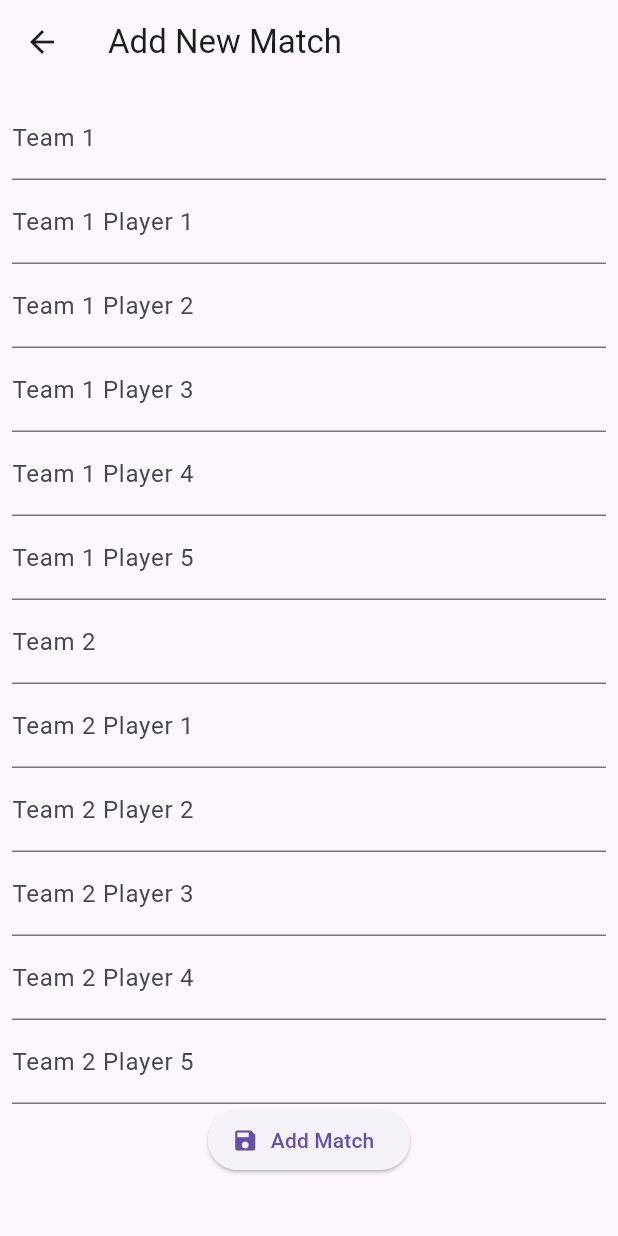
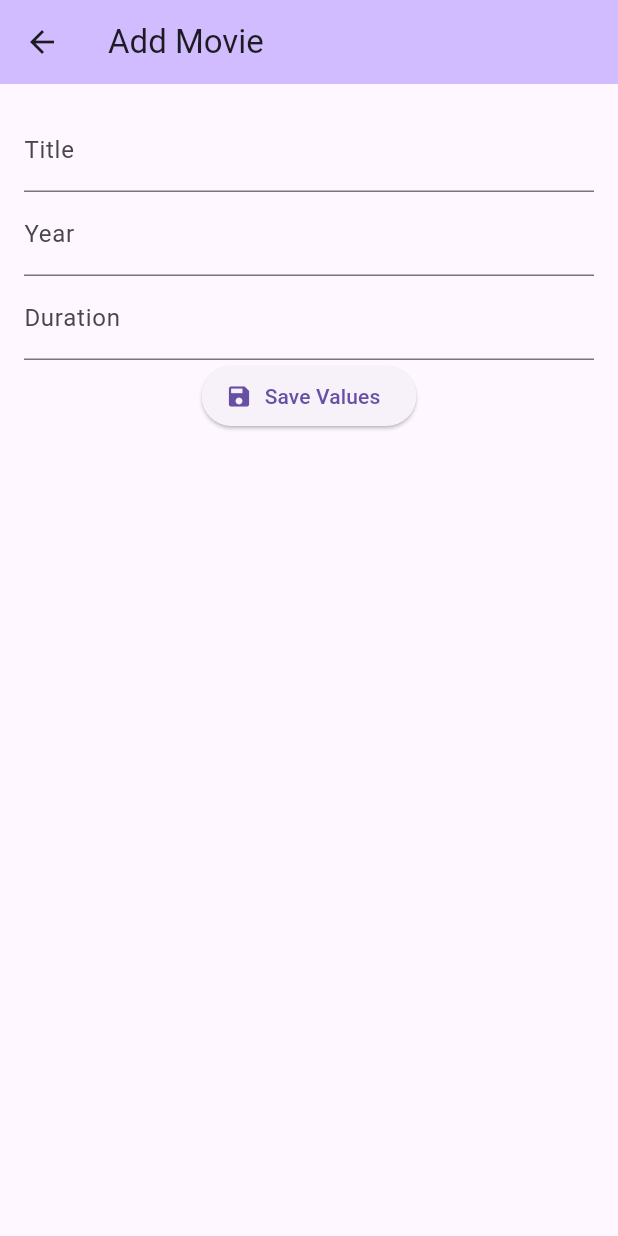
Before and after one commit to aq-doan/Flutter-Cricket, a Flutter app: the screen it shows after launch, after a tap on the "add" icon, on a phone screen of 412 x 824 dp. Run offline on Flutter 3.47's test engine with Material 3 defaults, Android fonts, the phone set to English and light mode, and no system bars; our stand-ins replace cloud_firestore, firebase_core; accounts and stored records are empty; generated files the repository leaves out were written again.

Commit message:
Revert "Dev (#2)" (#3)
This reverts commit 700c18faaf5e02e37724e6d987e71ee0a6495eee.

```diff
--- a/lib/main.dart
+++ b/lib/main.dart
@@ -2,9 +2,8 @@ import 'package:flutter/material.dart';
 import 'package:provider/provider.dart';
 import 'package:firebase_core/firebase_core.dart';
 import 'firebase_options.dart';
-import 'match_details.dart';
-import 'match_add.dart';  // Import the new MatchAdd page
-import 'match.dart';
+import 'movie_details.dart';
+import 'movie.dart';
 
 Future main() async {
   WidgetsFlutterBinding.ensureInitialized();
@@ -22,14 +21,16 @@ class MyApp extends StatelessWidget {
 
   @override
   Widget build(BuildContext context) {
+    //BEGIN: the old MyApp builder from last week
     return ChangeNotifierProvider(
-        create: (context) => MatchModel(),
+        create: (context) => MovieModel(),
         child: MaterialApp(
-            title: 'Cricket Scoring App',
+            title: 'Database Tutorial',
             theme: ThemeData(
               primarySwatch: Colors.blue,
             ),
-            home: const MyHomePage(title: 'Cricket Scoring App')));
+            home: const MyHomePage(title: 'Database Tutorial')));
+    //END: the old MyApp builder from last week
   }
 }
 
@@ -45,50 +46,59 @@ class MyHomePage extends StatefulWidget {
 class _MyHomePageState extends State<MyHomePage> {
   @override
   Widget build(BuildContext context) {
-    return Consumer<MatchModel>(builder: buildScaffold);
+    return Consumer<MovieModel>(builder: buildScaffold);
   }
 
-  Scaffold buildScaffold(BuildContext context, MatchModel matchModel, _) {
+  Scaffold buildScaffold(BuildContext context, MovieModel movieModel, _) {
     return Scaffold(
       appBar: AppBar(
         title: Text(widget.title),
+        //backgroundColor: Theme.of(context).colorScheme.inversePrimary,
       ),
       floatingActionButton: FloatingActionButton(
         child: const Icon(Icons.add),
         onPressed: () {
-          Navigator.push(context,
-              MaterialPageRoute(builder: (context) => const MatchAdd())); // Navigate to MatchAdd page
+          showDialog(
+              context: context,
+              builder: (context) {
+                return const MovieDetails();
+              });
         },
       ),
       body: Center(
         child: Column(
           mainAxisAlignment: MainAxisAlignment.center,
           children: <Widget>[
-            if (matchModel.loading)
+            //YOUR UI HERE
+            if (movieModel.loading)
               const CircularProgressIndicator()
             else
               Expanded(
                 child: ListView.builder(
                   itemBuilder: (_, index) {
-                    var match = matchModel.items[index];
+                    var movie = movieModel.items[index];
+                    var image = movie.image;
                     return Dismissible(
-                      key: Key(match.id),
+                      key: Key(movie.id), // Unique key for this item
                       onDismissed: (direction) {
-                        matchModel.delete(match.id);
+                        // Call the delete function from your MovieModel
+                        movieModel.delete(movie.id);
                       },
                       child: ListTile(
-                        title: Text(match.team1Name),
-                        subtitle: Text("VS ${match.team2Name}"),
+                        title: Text(movie.title),
+                        subtitle:
+                            Text("${movie.year} - ${movie.duration} Minutes"),
+                        leading: image != null ? Image.network(image) : null,
                         onTap: () {
                           Navigator.push(context,
                               MaterialPageRoute(builder: (context) {
-                            return MatchDetails(id: match.id);
+                            return MovieDetails(id: movie.id);
                           }));
                         },
                       ),
                     );
                   },
-                  itemCount: matchModel.items.length,
+                  itemCount: movieModel.items.length,
                 ),
               )
           ],
@@ -98,6 +108,7 @@ class _MyHomePageState extends State<MyHomePage> {
   }
 }
 
+//A little helper widget to avoid runtime errors -- we can't just display a Text() by itself if not inside a MaterialApp, so this workaround does the job
 class FullScreenText extends StatelessWidget {
   final String text;
 
--- a/lib/match.dart
+++ /dev/null
@@ -1,105 +0,0 @@
-import 'package:flutter/material.dart';
-import 'package:cloud_firestore/cloud_firestore.dart';
-
-class Match {
-  late String id;
-  String team1Name;
-  String team2Name;
-  List<String> team1Players;
-  List<String> team2Players;
-  int totalRuns;
-  int wickets;
-  int ballsDelivered;
-  int extras;
-
-  Match({
-    required this.team1Name,
-    required this.team2Name,
-    this.team1Players = const [],
-    this.team2Players = const [],
-    this.totalRuns = 0,
-    this.wickets = 0,
-    this.ballsDelivered = 0,
-    this.extras = 0,
-  });
-
-  Match.fromJson(Map<String, dynamic> json, this.id)
-      : team1Name = json['team1Name'],
-        team2Name = json['team2Name'],
-        team1Players = List<String>.from(json['team1Players'] ?? []),
-        team2Players = List<String>.from(json['team2Players'] ?? []),
-        totalRuns = json['totalRuns'],
-        wickets = json['wickets'],
-        ballsDelivered = json['ballsDelivered'],
-        extras = json['extras'];
-
-  Map<String, dynamic> toJson() => {
-        'team1Name': team1Name,
-        'team2Name': team2Name,
-        'team1Players': team1Players,
-        'team2Players': team2Players,
-        'totalRuns': totalRuns,
-        'wickets': wickets,
-        'ballsDelivered': ballsDelivered,
-        'extras': extras,
-      };
-}
-
-class MatchModel extends ChangeNotifier {
-  final List<Match> items = [];
-  CollectionReference matchesCollection =
-      FirebaseFirestore.instance.collection('matches');
-  bool loading = false;
-
-  MatchModel() {
-    fetch();
-  }
-
-  Future fetch() async {
-    items.clear();
-    loading = true;
-    notifyListeners();
-
-    var querySnapshot = await matchesCollection.orderBy("team1Name").get();
-    for (var doc in querySnapshot.docs) {
-      var match = Match.fromJson(doc.data()! as Map<String, dynamic>, doc.id);
-      items.add(match);
-    }
-
-    loading = false;
-    update();
-  }
-
-  void update() {
-    notifyListeners();
-  }
-
-  Future add(Match item) async {
-    loading = true;
-    update();
-
-    await matchesCollection.add(item.toJson());
-    await fetch();
-  }
-
-  Future updateItem(String id, Match item) async {
-    loading = true;
-    update();
-
-    await matchesCollection.doc(id).set(item.toJson());
-    await fetch();
-  }
-
-  Future delete(String id) async {
-    loading = true;
-    update();
-
-    await matchesCollection.doc(id).delete();
-    await fetch();
-  }
-
-  Match? get(String? id) {
-    if (id == null) return null;
-    return items.firstWhere((match) => match.id == id);
-  }
-}
--- a/lib/match_add.dart
+++ /dev/null
@@ -1,102 +0,0 @@
-import 'package:flutter/material.dart';
-import 'package:provider/provider.dart';
-import 'match.dart';
-
-class MatchAdd extends StatefulWidget {
-  const MatchAdd({Key? key}) : super(key: key);
-
-  @override
-  State<MatchAdd> createState() => _MatchAddState();
-}
-
-class _MatchAddState extends State<MatchAdd> {
-  final _formKey = GlobalKey<FormState>();
-  final team1Controller = TextEditingController();
-  final team2Controller = TextEditingController();
-
-  // Add controllers for each player in the teams
-  final List<TextEditingController> team1PlayersControllers = List.generate(5, (index) => TextEditingController());
-  final List<TextEditingController> team2PlayersControllers = List.generate(5, (index) => TextEditingController());
-
-  @override
-  Widget build(BuildContext context) {
-    return Scaffold(
-      appBar: AppBar(
-        title: const Text("Add New Match"),
-      ),
-      body: SingleChildScrollView(
-        padding: const EdgeInsets.all(8),
-        child: Form(
-          key: _formKey,
-          child: Column(
-            mainAxisAlignment: MainAxisAlignment.start,
-            children: <Widget>[
-              TextFormField(
-                decoration: const InputDecoration(labelText: "Team 1"),
-                controller: team1Controller,
-                validator: (value) {
-                  if (value == null || value.isEmpty) {
-                    return 'Please enter team 1 name';
-                  }
-                  return null;
-                },
-              ),
-              // Add TextFormFields for each player in team 1
-              for (var i = 0; i < 5; i++)
-                TextFormField(
-                  decoration: InputDecoration(labelText: "Team 1 Player ${i + 1}"),
-                  controller: team1PlayersControllers[i],
-                  validator: (value) {
-                    if (value == null || value.isEmpty) {
-                      return 'Please enter player name';
-                    }
-                    return null;
-                  },
-                ),
-              TextFormField(
-                decoration: const InputDecoration(labelText: "Team 2"),
-                controller: team2Controller,
-                validator: (value) {
-                  if (value == null || value.isEmpty) {
-                    return 'Please enter team 2 name';
-                  }
-                  return null;
-                },
-              ),
-              // Add TextFormFields for each player in team 2
-              for (var i = 0; i < 5; i++)
-                TextFormField(
-                  decoration: InputDecoration(labelText: "Team 2 Player ${i + 1}"),
-                  controller: team2PlayersControllers[i],
-                  validator: (value) {
-                    if (value == null || value.isEmpty) {
-                      return 'Please enter player name';
-                    }
-                    return null;
-                  },
-                ),
-              ElevatedButton.icon(
-                onPressed: () async {
-                  if (_formKey.currentState?.validate() ?? false) {
-                    Match newMatch = Match(
-                      team1Name: team1Controller.text,
-                      team2Name: team2Controller.text,
-                      team1Players: team1PlayersControllers.map((controller) => controller.text).toList(),
-                      team2Players: team2PlayersControllers.map((controller) => controller.text).toList(),
-                    );
-
-                    await Provider.of<MatchModel>(context, listen: false).add(newMatch);
-
-                    if (context.mounted) Navigator.pop(context);
-                  }
-                },
-                icon: const Icon(Icons.save),
-                label: const Text("Add Match"),
-              ),
-            ],
-          ),
-        ),
-      ),
-    );
-  }
-}
--- a/lib/match_details.dart
+++ /dev/null
@@ -1,138 +0,0 @@
-import 'package:flutter/material.dart';
-import 'package:provider/provider.dart';
-import 'match.dart';
-
-class MatchDetails extends StatefulWidget {
-  final String? id;
-
-  const MatchDetails({Key? key, this.id}) : super(key: key);
-
-  @override
-  State<MatchDetails> createState() => _MatchDetailsState();
-}
-
-class _MatchDetailsState extends State<MatchDetails> {
-  final _formKey = GlobalKey<FormState>();
-  final team1Controller = TextEditingController();
-  final team2Controller = TextEditingController();
-  final runsController = TextEditingController();
-  final wicketsController = TextEditingController();
-  final ballsController = TextEditingController();
-  final extrasController = TextEditingController();
-
-  // Add controllers for each player in the teams
-  final List<TextEditingController> team1PlayersControllers = List.generate(5, (index) => TextEditingController());
-  final List<TextEditingController> team2PlayersControllers = List.generate(5, (index) => TextEditingController());
-
-  @override
-  Widget build(BuildContext context) {
-    var match = Provider.of<MatchModel>(context, listen: false).get(widget.id);
-    var adding = match == null;
-    if (!adding) {
-      team1Controller.text = match.team1Name;
-      team2Controller.text = match.team2Name;
-      runsController.text = match.totalRuns.toString();
-      wicketsController.text = match.wickets.toString();
-      ballsController.text = match.ballsDelivered.toString();
-      extrasController.text = match.extras.toString();
-
-      for (int i = 0; i < team1PlayersControllers.length; i++) {
-        if (i < match.team1Players.length) {
-          team1PlayersControllers[i].text = match.team1Players[i];
-        }
-      }
-      for (int i = 0; i < team2PlayersControllers.length; i++) {
-        if (i < match.team2Players.length) {
-          team2PlayersControllers[i].text = match.team2Players[i];
-        }
-      }
-    }
-
-    return Scaffold(
-      appBar: AppBar(
-        title: Text(adding ? "Add Match" : "Edit Match"),
-      ),
-      body: SingleChildScrollView(
-        padding: const EdgeInsets.all(8),
-        child: Form(
-          key: _formKey,
-          child: Column(
-            mainAxisAlignment: MainAxisAlignment.start,
-            children: <Widget>[
-              if (adding == false) Text("Match ID: ${widget.id}"),
-              TextFormField(
-                decoration: const InputDecoration(labelText: "Team 1"),
-                controller: team1Controller,
-              ),
-              // Add TextFormFields for each player in team 1
-              for (var i = 0; i < 5; i++)
-                TextFormField(
-                  decoration: InputDecoration(labelText: "Team 1 Player ${i + 1}"),
-                  controller: team1PlayersControllers[i],
-                ),
-              TextFormField(
-                decoration: const InputDecoration(labelText: "Team 2"),
-                controller: team2Controller,
-              ),
-              // Add TextFormFields for each player in team 2
-              for (var i = 0; i < 5; i++)
-                TextFormField(
-                  decoration: InputDecoration(labelText: "Team 2 Player ${i + 1}"),
-                  controller: team2PlayersControllers[i],
-                ),
-              TextFormField(
-                decoration: const InputDecoration(labelText: "Total Runs"),
-                controller: runsController,
-              ),
-              TextFormField(
-                decoration: const InputDecoration(labelText: "Wickets"),
-                controller: wicketsController,
-              ),
-              TextFormField(
-                decoration: const InputDecoration(labelText: "Balls Delivered"),
-                controller: ballsController,
-              ),
-              TextFormField(
-                decoration: const InputDecoration(labelText: "Extras"),
-                controller: extrasController,
-              ),
-              ElevatedButton.icon(
-                onPressed: () async {
-                  if (_formKey.currentState?.validate() ?? false) {
-                    if (adding) {
-                      match = Match(
-                        team1Name: "",
-                        team2Name: "",
-                      );
-                    }
-
-                    match!.team1Name = team1Controller.text;
-                    match!.team2Name = team2Controller.text;
-                    match!.totalRuns = int.parse(runsController.text);
-                    match!.wickets = int.parse(wicketsController.text);
-                    match!.ballsDelivered = int.parse(ballsController.text);
-                    match!.extras = int.parse(extrasController.text);
-
-                    // Add players to the match
-                    match!.team1Players = team1PlayersControllers.map((controller) => controller.text).toList();
-                    match!.team2Players = team2PlayersControllers.map((controller) => controller.text).toList();
-
-                    if (adding) {
-                      await Provider.of<MatchModel>(context, listen: false).add(match!);
-                    } else {
-                      await Provider.of<MatchModel>(context, listen: false).updateItem(widget.id!, match!);
-                    }
-
-                    if (context.mounted) Navigator.pop(context);
-                  }
-                },
-                icon: const Icon(Icons.save),
-                label: const Text("Save Values"),
-              ),
-            ],
-          ),
-        ),
-      ),
-    );
-  }
-}
--- /dev/null
+++ b/lib/movie.dart
@@ -0,0 +1,122 @@
+import 'package:flutter/material.dart';
+import 'package:cloud_firestore/cloud_firestore.dart';
+
+class Movie {
+  late String id; //(1)
+  String title;
+  int year;
+  num duration;
+  String? image;
+
+  Movie(
+      {required this.title,
+      required this.year,
+      required this.duration,
+      this.image});
+
+  //(2)
+  Movie.fromJson(Map<String, dynamic> json, this.id)
+      : title = json['title'],
+        year = json['year'],
+        duration = json['duration'];
+
+  Map<String, dynamic> toJson() =>
+      {'title': title, 'year': year, 'duration': duration};
+}
+
+class MovieModel extends ChangeNotifier {
+  /// Internal, private state of the list.
+  final List<Movie> items = [];
+  CollectionReference moviesCollection =
+      FirebaseFirestore.instance.collection('movies');
+  bool loading = false;
+  //Normally a model would get from a database here, we are just hardcoding some data for this week
+  /*MovieModel() {
+    add(Movie(
+        title: "Lord of the Rings",
+        year: 2001,
+        duration: 9001,
+        image:
+            "https://upload.wikimedia.org/wikipedia/en/f/fb/Lord_Rings_Fellowship_Ring.jpg"));
+    add(Movie(
+        title: "The Matrix",
+        year: 1999,
+        duration: 150,
+        image:
+            "https://upload.wikimedia.org/wikipedia/en/c/c1/The_Matrix_Poster.jpg"));
+  }*/
+  MovieModel() {
+    fetch(); //this line won't compile until the next step
+  }
+  Future fetch() async {
+    //clear any existing data we have gotten previously, to avoid duplicate data
+    items.clear();
+
+    //indicate that we are loading
+    loading = true;
+    notifyListeners(); //tell children to redraw, and they will see that the loading indicator is on
+
+    //get all movies
+    var querySnapshot = await moviesCollection.orderBy("title").get();
+
+    //iterate over the movies and add them to the list
+    for (var doc in querySnapshot.docs) {
+      //note not using the add(Movie item) function, because we don't want to add them to the db
+      var movie = Movie.fromJson(doc.data()! as Map<String, dynamic>, doc.id);
+      items.add(movie);
+    }
+
+    //put this line in to artificially increase the load time, so we can see the loading indicator (when we add it in a few steps time)
+    //comment this out when the delay becomes annoying
+    await Future.delayed(const Duration(seconds: 2));
+
+    //we're done, no longer loading
+    loading = false;
+    update();
+  }
+
+  /*void add(Movie item) {
+    items.add(item);
+    update();
+  }*/
+
+  // This call tells the widgets that are listening to this model to rebuild.
+  void update() {
+    notifyListeners();
+  }
+
+  Future add(Movie item) async {
+    loading = true;
+    update();
+
+    await moviesCollection.add(item.toJson());
+
+    //refresh the db
+    await fetch();
+  }
+
+  Future updateItem(String id, Movie item) async {
+    loading = true;
+    update();
+
+    await moviesCollection.doc(id).set(item.toJson());
+
+    //refresh the db
+    await fetch();
+  }
+
+  Future delete(String id) async {
+    loading = true;
+    update();
+
+    await moviesCollection.doc(id).delete();
+
+    //refresh the db
+    await fetch();
+  }
+
+  Movie? get(String? id) {
+    if (id == null) return null;
+    return items.firstWhere((movie) => movie.id == id);
+  }
+}
--- /dev/null
+++ b/lib/movie_details.dart
@@ -0,0 +1,108 @@
+import 'package:flutter/material.dart';
+import 'package:provider/provider.dart';
+
+import 'movie.dart';
+
+class MovieDetails extends StatefulWidget {
+  final String? id;
+
+  const MovieDetails({Key? key, this.id}) : super(key: key);
+
+  @override
+  State<MovieDetails> createState() => _MovieDetailsState();
+}
+
+class _MovieDetailsState extends State<MovieDetails> {
+  final _formKey = GlobalKey<FormState>();
+  final titleController = TextEditingController();
+  final yearController = TextEditingController();
+  final durationController = TextEditingController();
+
+  @override
+  Widget build(BuildContext context) {
+    //var movies = Provider.of<MovieModel>(context, listen: false).items;
+    //Movie? movie = widget.id != -1 ? movies[widget.id] : null;
+    var movie = Provider.of<MovieModel>(context, listen: false).get(widget.id);
+    var adding = movie == null;
+    if (!adding) {
+      titleController.text = movie.title;
+      yearController.text = movie.year.toString();
+      durationController.text = movie.duration.toString();
+    }
+
+    return Scaffold(
+        appBar: AppBar(
+          title: Text(adding ? "Add Movie" : "Edit Movie"),
+          backgroundColor: Theme.of(context).colorScheme.inversePrimary,
+        ),
+        body: Padding(
+            padding: const EdgeInsets.all(8),
+            child: Column(
+                mainAxisAlignment: MainAxisAlignment.start,
+                children: <Widget>[
+                  if (adding == false)
+                    Text(
+                        "Movie Index ${widget.id}"), //check out this dart syntax, lets us do an if as part of an argument list
+                  Form(
+                    key: _formKey,
+                    child: Padding(
+                      padding: const EdgeInsets.all(8.0),
+                      child: Column(
+                        children: <Widget>[
+                          TextFormField(
+                            decoration:
+                                const InputDecoration(labelText: "Title"),
+                            controller: titleController,
+                          ),
+                          TextFormField(
+                            decoration:
+                                const InputDecoration(labelText: "Year"),
+                            controller: yearController,
+                          ),
+                          TextFormField(
+                            decoration:
+                                const InputDecoration(labelText: "Duration"),
+                            controller: durationController,
+                          ),
+                          ElevatedButton.icon(
+                              onPressed: () async {
+                                //this function is asynchronous now
+                                if (_formKey.currentState?.validate() ??
+                                    false) {
+                                  if (adding) {
+                                    movie =
+                                        Movie(title: "", duration: 0, year: 0);
+                                  }
+
+                                  //update the movie object
+                                  movie!.title = titleController.text;
+                                  movie!.year = int.parse(yearController
+                                      .text); //good code would validate these
+                                  movie!.duration = double.parse(
+                                      durationController
+                                          .text); //good code would validate these
+
+                                  //TODO: update the model
+                                  if (adding) {
+                                    await Provider.of<MovieModel>(context,
+                                            listen: false)
+                                        .add(movie!);
+                                  } else {
+                                    await Provider.of<MovieModel>(context,
+                                            listen: false)
+                                        .updateItem(widget.id!, movie!);
+                                  }
+
+                                  //return to previous screen
+                                  if (context.mounted) Navigator.pop(context);
+                                }
+                              },
+                              icon: const Icon(Icons.save),
+                              label: const Text("Save Values"))
+                        ],
+                      ),
+                    ),
+                  )
+                ])));
+  }
+}
```
Also changed, not shown: 1 other file.
